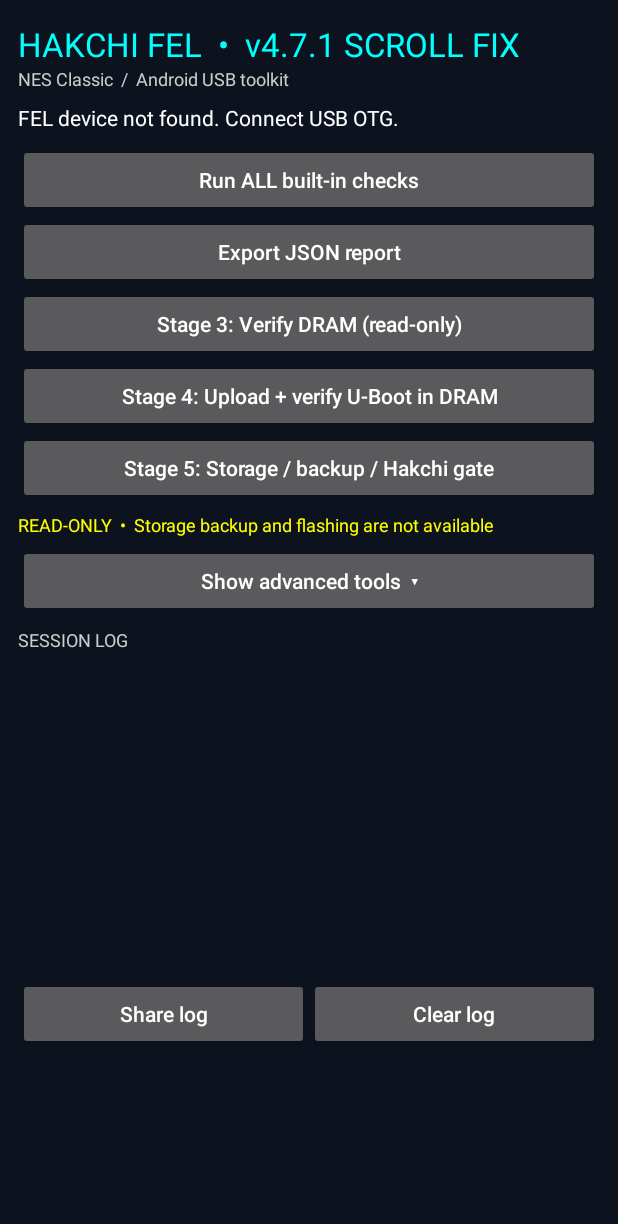
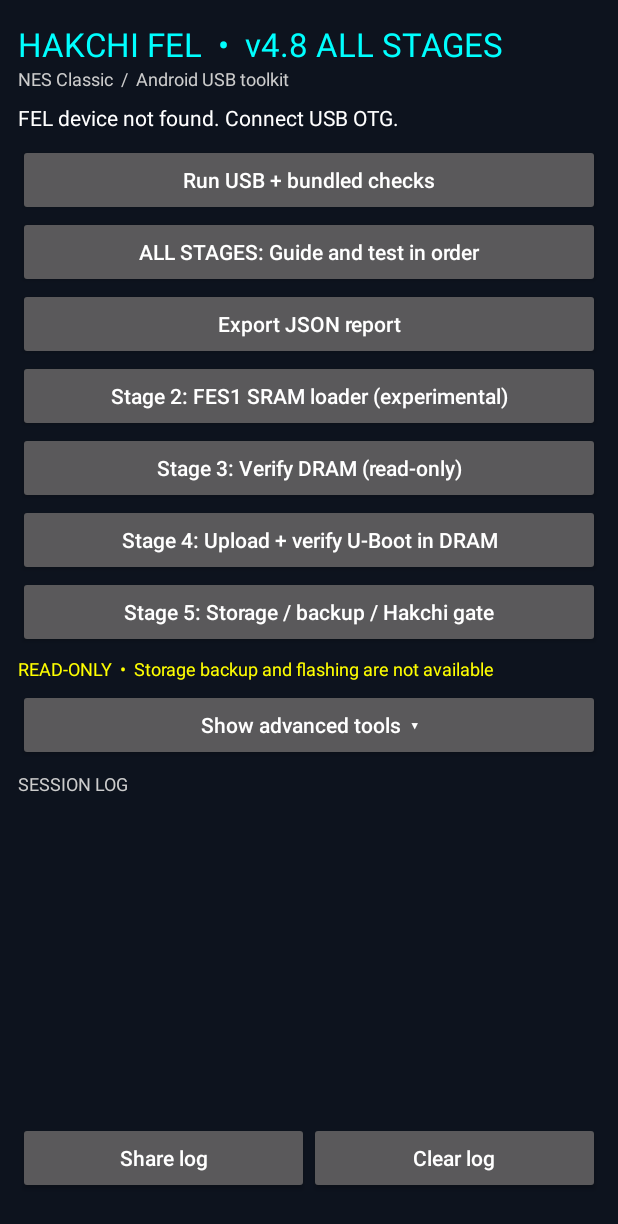
Before and after one commit to jplr-sbl/HackchiFELProbe, an Android app: the screen it shows after launch (MainActivity), on a phone screen of 412 x 824 dp. Shown: the top 1224 px of the screen. Run offline under Robolectric (Android 15) with nearby library versions, the phone set to English and light mode, and no system bars.

Commit message:
Consolidate hardware stages into one visible guided Android APK with safe consent gates

```diff
--- a/app/src/main/java/com/example/hakchifelprobe/MainActivity.java
+++ b/app/src/main/java/com/example/hakchifelprobe/MainActivity.java
@@ -51,7 +51,7 @@ public class MainActivity extends Activity {
     root.setPadding(18,22,18,14);
     root.setBackgroundColor(Color.rgb(13,19,30));
     TextView title=new TextView(this);
-    title.setText("HAKCHI FEL  •  v4.7.1 SCROLL FIX"); title.setTextSize(22); title.setTextColor(Color.CYAN);
+    title.setText("HAKCHI FEL  •  v4.8 ALL STAGES"); title.setTextSize(22); title.setTextColor(Color.CYAN);
     root.addView(title);
     TextView subtitle=new TextView(this);
     subtitle.setText("NES Classic  /  Android USB toolkit");
@@ -62,7 +62,8 @@ public class MainActivity extends Activity {
 
     LinearLayout actions=new LinearLayout(this);
     actions.setOrientation(LinearLayout.VERTICAL);
-    auditButton=button(actions,"Run ALL built-in checks",v->runBundledAllV32());
+    auditButton=button(actions,"Run USB + bundled checks",v->runBundledAllV32());
+    button(actions,"ALL STAGES: Guide and test in order",v->showAllStagesV48());
 
 
 
@@ -95,7 +96,7 @@ public class MainActivity extends Activity {
     button(advanced,"Read scratch RAM",v->new Thread(()->readScratchRam(1)).start());
     button(advanced,"RAM reliability ×5",v->new Thread(()->readScratchRam(5)).start());
     button(advanced,"Console identification",v->new Thread(()->identifyConsole()).start());
-    button(advanced,"EXPERIMENTAL: Load and execute FES1 in SRAM",v->confirmLoaderV45());
+    button(actions,"Stage 2: FES1 SRAM loader (experimental)",v->confirmLoaderV45());
     button(actions,"Stage 3: Verify DRAM (read-only)",v->new Thread(()->runStage3V46()).start());
     button(actions,"Stage 4: Upload + verify U-Boot in DRAM",v->confirmUbootStageV47());
     button(actions,"Stage 5: Storage / backup / Hakchi gate",v->new Thread(()->runStage5V46()).start());
@@ -124,6 +125,12 @@ public class MainActivity extends Activity {
     if(Build.VERSION.SDK_INT>=33) registerReceiver(receiver,f,Context.RECEIVER_EXPORTED);
     else registerReceiver(receiver,f);
     scan();
+  }
+  void showAllStagesV48(){
+    new AlertDialog.Builder(this).setTitle("One APK: all hardware stages")
+      .setMessage("Run the steps in order. Each step is included in this APK.\n\n1. USB and bundled binary audit (read-only)\n2. FES1 SRAM upload and execution (experimental)\n3. DRAM read verification\n4. U-Boot DRAM upload and full verification (experimental)\n5. Storage, backup, Hakchi and game-management status\n\nSteps 2 and 4 require separate consent. U-Boot execution, live flash reads, backups and game management are not implemented; this app will not pretend those tests passed. No firmware flash writes are available.")
+      .setPositiveButton("Start with USB audit",(dialog,which)->runBundledAllV32())
+      .setNegativeButton("Close",null).show();
   }
   void beginAudit(){
     if(auditRunning||auditWaitingForPermission){append("Audit already running or waiting for USB permission.");return;}
```
